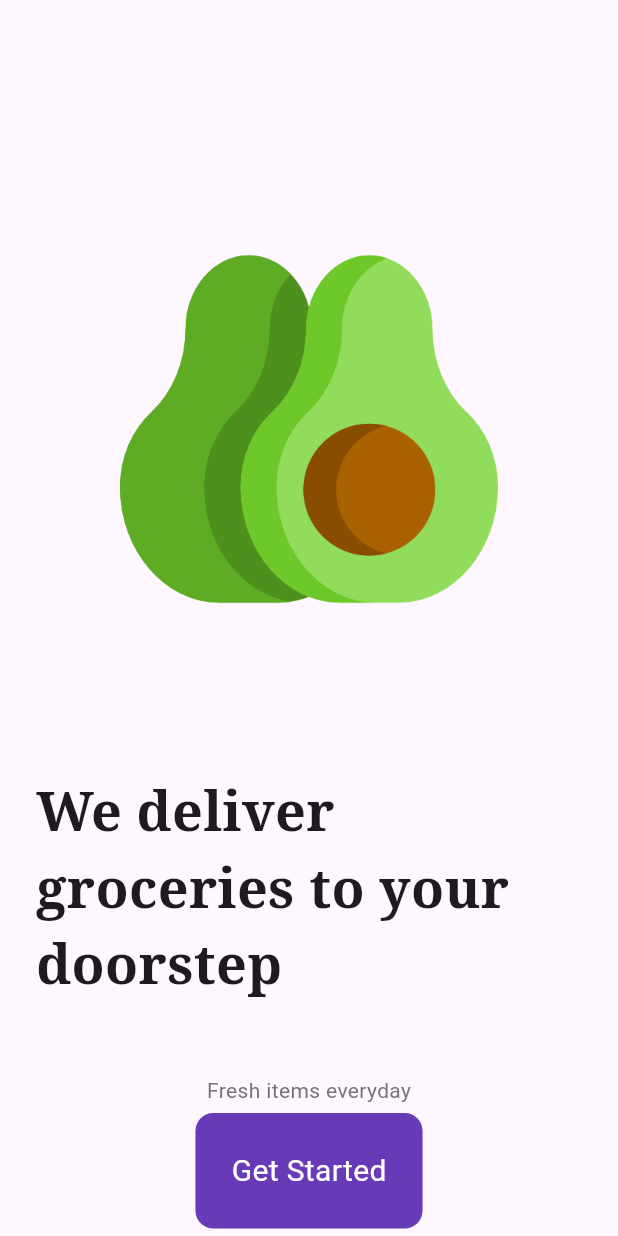
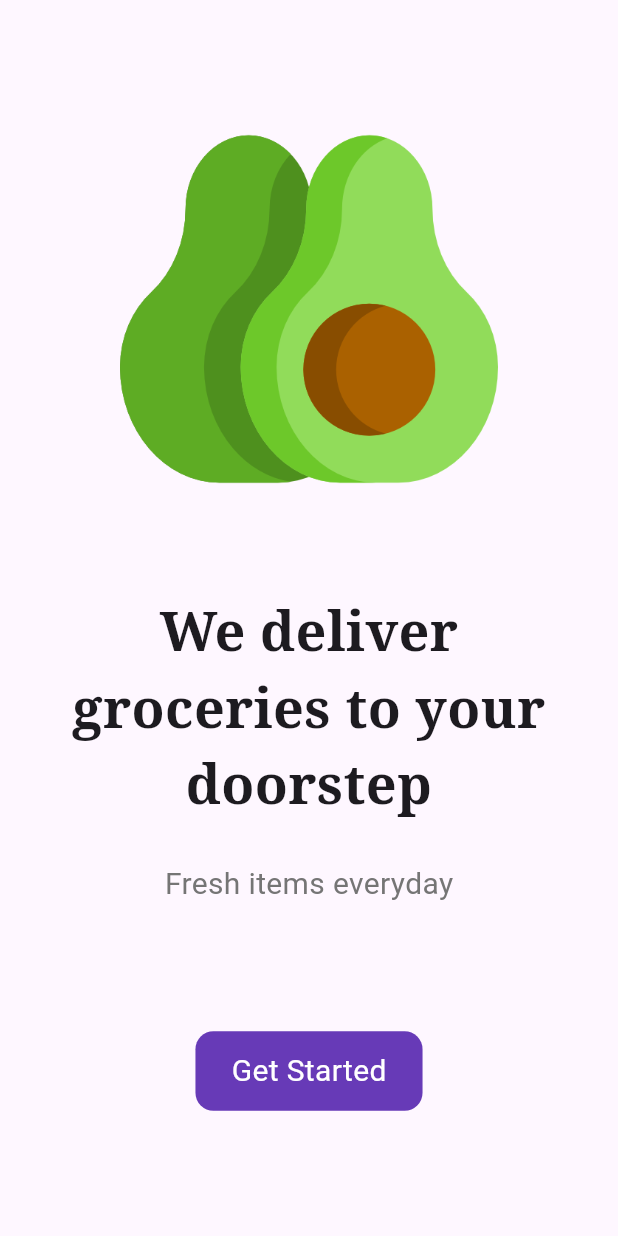
Before and after one commit to OnaliyVinukiy/GroceryApp, a Flutter app: the screen it shows after launch, on a phone screen of 412 x 824 dp. Run offline on Flutter 3.47's test engine with Material 3 defaults, Android fonts, the phone set to English and light mode, and no system bars; our stand-ins replace google_fonts.

```diff
--- a/grocery_app/lib/pages/home_page.dart
+++ b/grocery_app/lib/pages/home_page.dart
@@ -38,7 +38,7 @@ class HomePage extends StatelessWidget {
             //divider
 
             const Padding(
-              padding: const EdgeInsets.symmetric(horizontal: 24.0),
+              padding: EdgeInsets.symmetric(horizontal: 24.0),
               child: Divider(),
             ),
 
@@ -54,6 +54,8 @@ class HomePage extends StatelessWidget {
             Expanded(
               child: Consumer<CartModel>(builder: (context, value, child){
                 return GridView.builder(
+                  itemCount: value.shopItems.length,
+                  padding: EdgeInsets.all(24),
                   gridDelegate: const SliverGridDelegateWithFixedCrossAxisCount(
                       crossAxisCount: 2),
                   itemBuilder: (context, index) {
--- a/grocery_app/lib/pages/intro_page.dart
+++ b/grocery_app/lib/pages/intro_page.dart
@@ -13,40 +13,57 @@ class IntroPage extends StatelessWidget {
       children: [
         //logo
         Padding(
-            padding: const EdgeInsets.only(left:80.0,right:80.0, bottom: 80.0,top:160),
+          padding: const EdgeInsets.only(
+              left: 80.0, right: 80.0, bottom: 40.0, top: 80),
           child: Image.asset('lib/images/avocado.png'),
         ),
 
         //we deliver groceries to doorstep
         Padding(
           padding: const EdgeInsets.all(24.0),
-            child: Text("We deliver groceries to your doorstep", style: GoogleFonts.notoSerif(
+          child: Center(
+            child: Text(
+              "We deliver groceries to your doorstep",
+              textAlign: TextAlign
+                  .center, // Align the text center within the container
+              style: GoogleFonts.notoSerif(
                 fontSize: 36,
                 fontWeight: FontWeight.bold,
-            )),
+              ),
+            ),
+          ),
         ),
 
-          const SizedBox(height:24),
+        const SizedBox(height: 2),
         //fresh items everyday
-          Text("Fresh items everyday", style: TextStyle(color: Colors.grey[600])),
+        Text("Fresh items everyday",
+            style: TextStyle(
+              color: Colors.grey[600],
+              fontSize: 20,
+            )),
 
         const Spacer(),
         //get started button
         GestureDetector(
-            onTap: () => Navigator.pushReplacement(context, MaterialPageRoute(builder: (context){
+          onTap: () => Navigator.pushReplacement(context, MaterialPageRoute(
+            builder: (context) {
               return const HomePage();
-            },)),
+            },
+          )),
           child: Container(
             decoration: BoxDecoration(
               color: Colors.deepPurple,
               borderRadius: BorderRadius.circular(12),
             ),
-              padding: const EdgeInsets.all(24),
-              child: const Text("Get Started", style: TextStyle(color: Colors.white, fontSize: 20),),
+            padding: const EdgeInsets.symmetric(horizontal: 24, vertical: 12),
+            child: const Text(
+              "Get Started",
+              style: TextStyle(color: Colors.white, fontSize: 20),
+            ),
           ),
         ),
         const Spacer(),
-        ],)
-    );
+      ],
+    ));
   }
 }
```
Lines whose indentation alone changed are shown as unchanged.
